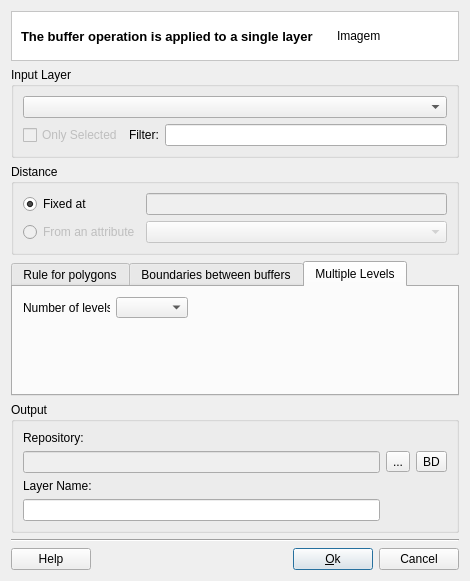
Before: the Qt Designer form src/terralib/vp/qt/ui/BufferDialogForm.ui in claudiobogossian/terralib5, drawn with Qt 5.
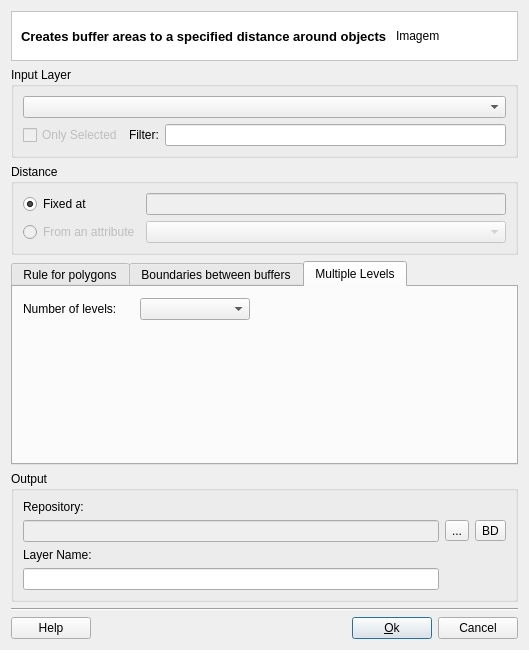
After: the same form once the commit is applied. The open tabs and pages were chosen to show the change. Custom widgets are drawn as their Qt base class.

```diff
--- a/src/terralib/vp/qt/ui/BufferDialogForm.ui
+++ b/src/terralib/vp/qt/ui/BufferDialogForm.ui
@@ -6,8 +6,8 @@
    <rect>
     <x>0</x>
     <y>0</y>
-    <width>468</width>
-    <height>564</height>
+    <width>496</width>
+    <height>650</height>
    </rect>
   </property>
   <property name="windowTitle">
@@ -66,7 +66,7 @@
            </font>
           </property>
           <property name="text">
-           <string>The buffer operation is applied to a single layer</string>
+           <string>Creates buffer areas to a specified distance around objects</string>
           </property>
          </widget>
         </item>
@@ -400,8 +400,8 @@
           <rect>
            <x>0</x>
            <y>0</y>
-           <width>175</width>
-           <height>31</height>
+           <width>237</width>
+           <height>34</height>
           </rect>
          </property>
          <layout class="QGridLayout" name="gridLayout_9">
```
Left out of the diff: 4 changed lines with no effect on the pictures.
